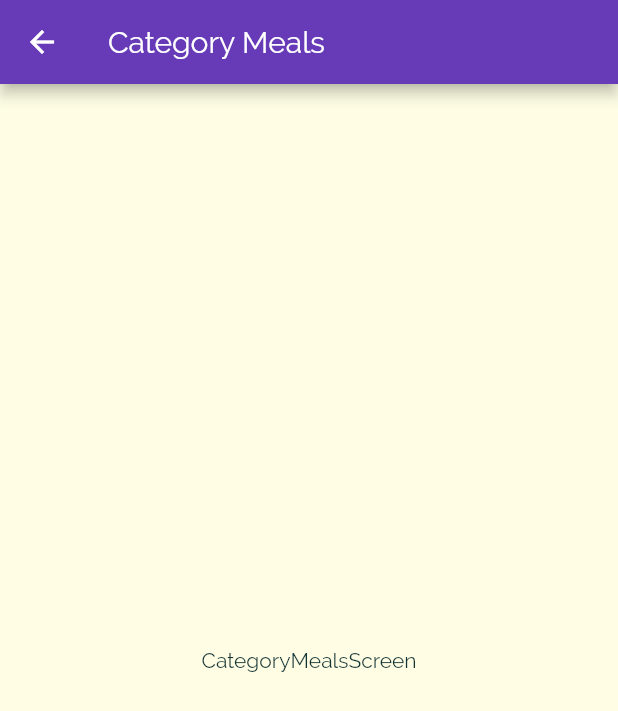
After one commit to shinigamirex888/YumRecipes, a Flutter app: the screen it shows after launch, after a tap on "Italian", on a phone screen of 412 x 824 dp. The commit adds this screen. Shown: the top 711 px of the screen. Run offline on Flutter 3.47's test engine with Material 2 defaults, Android fonts, the phone set to English and light mode, and no system bars.

Commit message:
Navigation b/w screens

```diff
--- a/lib/category_item.dart
+++ b/lib/category_item.dart
@@ -1,4 +1,5 @@
 import 'package:flutter/material.dart';
+import './category_meals_screen.dart';
 
 class CategoryItem extends StatelessWidget {
   final String title;
@@ -6,9 +7,23 @@ class CategoryItem extends StatelessWidget {
 
   CategoryItem(this.title, this.color);
 
+  void _selectCategory(BuildContext ctx) {
+    Navigator.of(ctx).push(
+      MaterialPageRoute(
+        builder: (_) {
+          return CategoryMealsScreen();
+        },
+      ),
+    );
+  }
+
   @override
   Widget build(BuildContext context) {
-    return Container(
+    return InkWell(
+      onTap: () => _selectCategory(context),
+      splashColor: Theme.of(context).primaryColor,
+      borderRadius: BorderRadius.circular(15),
+      child: Container(
         padding: const EdgeInsets.all(15),
         child: Text(
           title,
@@ -19,7 +34,7 @@ class CategoryItem extends StatelessWidget {
           gradient: LinearGradient(
               colors: [color.withOpacity(0.7), color],
               begin: Alignment.topLeft,
-          end: Alignment.bottomRight
+              end: Alignment.bottomRight),
         ),
       ),
     );
--- /dev/null
+++ b/lib/category_meals_screen.dart
@@ -0,0 +1,20 @@
+import 'package:flutter/material.dart';
+
+class CategoryMealsScreen extends StatelessWidget {
+
+
+  @override
+  Widget build(BuildContext context) {
+    return Scaffold(
+      appBar: AppBar(
+        title: Text('Category Meals'),
+      ),
+      body:(
+      Center(
+      child: Text(
+        'CategoryMealsScreen'),
+        )
+      ),
+      );
+  }
+}
```
Lines whose indentation alone changed are shown as unchanged.
